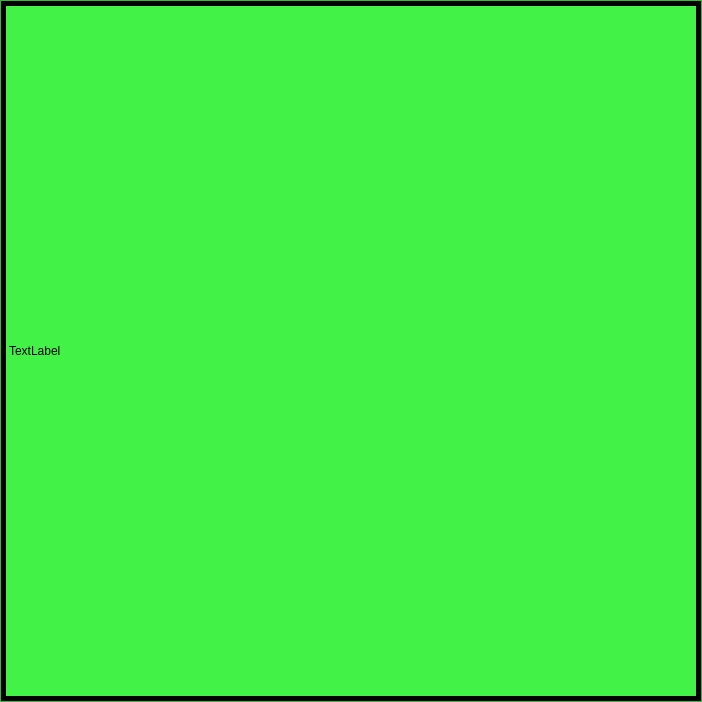
The window that interface/imageViewer/imageEditor.ui (strizh78/MApp) describes before a commit, drawn with Qt 5.
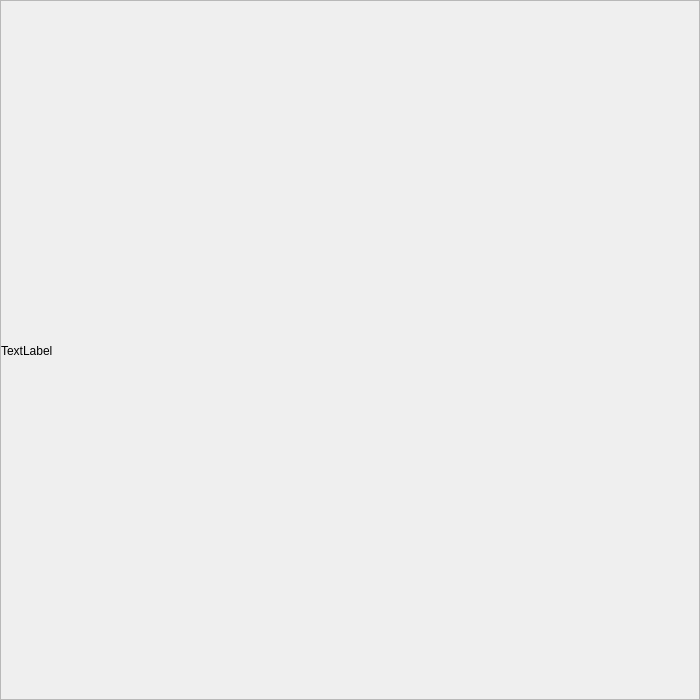
The same window after the commit.

```diff
--- a/interface/imageViewer/imageEditor.ui
+++ b/interface/imageViewer/imageEditor.ui
@@ -6,84 +6,32 @@
    <rect>
     <x>0</x>
     <y>0</y>
-    <width>702</width>
-    <height>702</height>
+    <width>700</width>
+    <height>700</height>
    </rect>
   </property>
+  <property name="sizePolicy">
+   <sizepolicy hsizetype="Preferred" vsizetype="Preferred">
+    <horstretch>0</horstretch>
+    <verstretch>0</verstretch>
+   </sizepolicy>
+  </property>
+  <property name="maximumSize">
+   <size>
+    <width>16777215</width>
+    <height>16777215</height>
+   </size>
+  </property>
   <property name="sizeIncrement">
    <size>
     <width>0</width>
     <height>0</height>
    </size>
   </property>
-  <property name="palette">
-   <palette>
-    <active>
-     <colorrole role="Base">
-      <brush brushstyle="SolidPattern">
-       <color alpha="255">
-        <red>30</red>
-        <green>30</green>
-        <blue>30</blue>
-       </color>
-      </brush>
-     </colorrole>
-     <colorrole role="Window">
-      <brush brushstyle="SolidPattern">
-       <color alpha="255">
-        <red>66</red>
-        <green>242</green>
-        <blue>71</blue>
-       </color>
-      </brush>
-     </colorrole>
-    </active>
-    <inactive>
-     <colorrole role="Base">
-      <brush brushstyle="SolidPattern">
-       <color alpha="255">
-        <red>30</red>
-        <green>30</green>
-        <blue>30</blue>
-       </color>
-      </brush>
-     </colorrole>
-     <colorrole role="Window">
-      <brush brushstyle="SolidPattern">
-       <color alpha="255">
-        <red>66</red>
-        <green>242</green>
-        <blue>71</blue>
-       </color>
-      </brush>
-     </colorrole>
-    </inactive>
-    <disabled>
-     <colorrole role="Base">
-      <brush brushstyle="SolidPattern">
-       <color alpha="255">
-        <red>66</red>
-        <green>242</green>
-        <blue>71</blue>
-       </color>
-      </brush>
-     </colorrole>
-     <colorrole role="Window">
-      <brush brushstyle="SolidPattern">
-       <color alpha="255">
-        <red>66</red>
-        <green>242</green>
-        <blue>71</blue>
-       </color>
-      </brush>
-     </colorrole>
-    </disabled>
-   </palette>
-  </property>
   <property name="windowTitle">
    <string>Form</string>
   </property>
-  <layout class="QHBoxLayout" name="horizontalLayout">
+  <layout class="QVBoxLayout" name="verticalLayout">
    <property name="spacing">
     <number>0</number>
    </property>
@@ -101,8 +49,11 @@
    </property>
    <item>
     <widget class="QScrollArea" name="scrollArea">
-     <property name="sizeAdjustPolicy">
-      <enum>QAbstractScrollArea::AdjustToContents</enum>
+     <property name="verticalScrollBarPolicy">
+      <enum>Qt::ScrollBarAsNeeded</enum>
+     </property>
+     <property name="horizontalScrollBarPolicy">
+      <enum>Qt::ScrollBarAsNeeded</enum>
      </property>
      <property name="widgetResizable">
       <bool>true</bool>
@@ -112,8 +63,8 @@
        <rect>
         <x>0</x>
         <y>0</y>
-        <width>700</width>
-        <height>700</height>
+        <width>698</width>
+        <height>698</height>
        </rect>
       </property>
       <widget class="QLabel" name="imageLabel">
@@ -125,21 +76,6 @@
          <height>700</height>
         </rect>
        </property>
-       <property name="sizePolicy">
-        <sizepolicy hsizetype="Expanding" vsizetype="Expanding">
-         <horstretch>0</horstretch>
-         <verstretch>0</verstretch>
-        </sizepolicy>
-       </property>
-       <property name="frameShape">
-        <enum>QFrame::Box</enum>
-       </property>
-       <property name="frameShadow">
-        <enum>QFrame::Plain</enum>
-       </property>
-       <property name="lineWidth">
-        <number>5</number>
-       </property>
        <property name="text">
         <string>TextLabel</string>
        </property>
```
